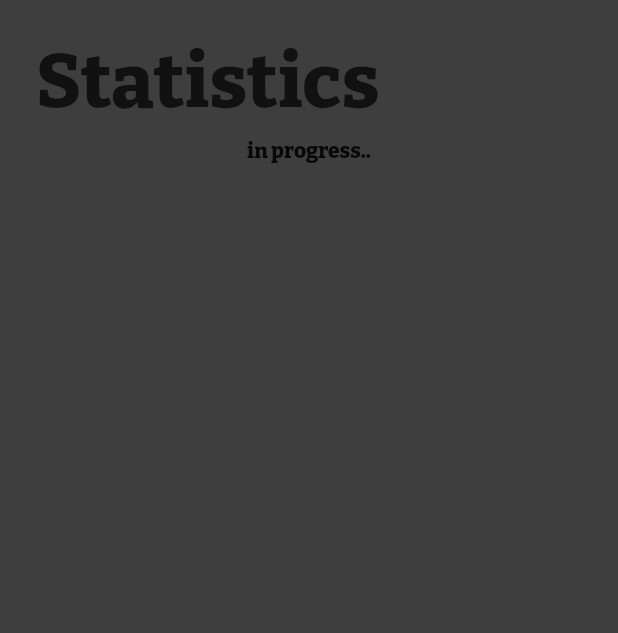
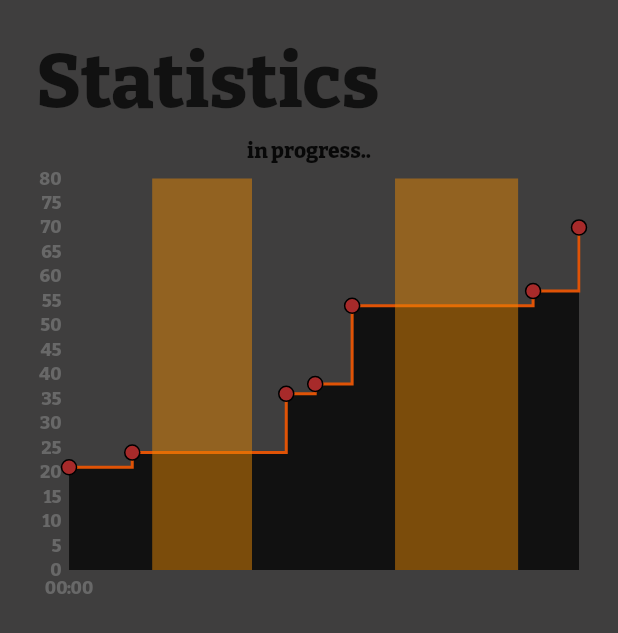
Before and after one commit to JuxerUA/poker_assistant, a Flutter app: the StatisticsPage screen opened directly, on a phone screen of 412 x 824 dp. Shown: the top 633 px of the screen. Run offline on Flutter 3.47's test engine with Material 2 defaults, Android fonts, the phone set to English and light mode, and no system bars; our stand-ins replace charts_flutter, dotted_border, shared_preferences, syncfusion_flutter_charts; accounts and stored records are empty.

Commit message:
added chart to statistics page

```diff
--- a/lib/pages/game/game_overlay/game_overlay.dart
+++ b/lib/pages/game/game_overlay/game_overlay.dart
@@ -38,6 +38,7 @@ class GameOverlay extends StatelessWidget {
                     onTap: Game.instance.startNextRound,
                   ),
                 ),
+                if (game.gameInProgress.value)
                   Flexible(
                     flex: 3,
                     child: Row(
@@ -62,13 +63,15 @@ class GameOverlay extends StatelessWidget {
                       ],
                     ),
                   ),
+                if (game.gameInProgress.value)
                   ValueListenableBuilder<bool>(
                     valueListenable: Game.instance.pause,
                     builder: (context, pause, child) {
                       return Flexible(
                         flex: 3,
                         child: OverlayButton(
-                        image: pause ? Icons.play_arrow_outlined : Icons.pause,
+                          image:
+                              pause ? Icons.play_arrow_outlined : Icons.pause,
                           text: pause ? 'Continue' : 'Pause',
                           onTap: Game.instance.changePause,
                         ),
--- a/lib/pages/game/view_modes/view_mode_2.dart
+++ b/lib/pages/game/view_modes/view_mode_2.dart
@@ -6,9 +6,7 @@ class ViewMode2 extends StatelessWidget {
 
   @override
   Widget build(BuildContext context) {
-    // TODO should be red if time left
-    const textColor = PokerColors.orange;
-    final game = Game.instance;
+    final textColor = game.getCurrentBlindsColor;
 
     return Column(
       mainAxisAlignment: MainAxisAlignment.spaceEvenly,
--- a/lib/pages/general_page.dart
+++ b/lib/pages/general_page.dart
@@ -62,7 +62,6 @@ class _GeneralPageState extends State<GeneralPage>
                   itemExtent: 50,
                   squeeze: 2,
                   useMagnifier: true,
-                  looping: true,
                   onSelectedItemChanged: _onItemChanged,
                   children: List.generate(
                     kMaxPlayersCount - kMinPlayersCount,
--- a/lib/pages/navigation_page.dart
+++ b/lib/pages/navigation_page.dart
@@ -56,6 +56,7 @@ class _NavigationPageState extends State<NavigationPage>
           PageView(
             controller: _gameController,
             scrollDirection: Axis.vertical,
+            physics: const NeverScrollableScrollPhysics(),
             children: [
               Column(
                 children: [
@@ -77,7 +78,10 @@ class _NavigationPageState extends State<NavigationPage>
                           iconSize: 42,
                           padding: const EdgeInsets.all(10),
                           onPressed: _openSettingsPage,
-                          icon: const Icon(Icons.settings),
+                          icon: const Icon(
+                            Icons.settings,
+                            color: PokerColors.lightBlack,
+                          ),
                         ),
                       ],
                     ),
--- a/lib/pages/statistics_page.dart
+++ b/lib/pages/statistics_page.dart
@@ -1,6 +1,7 @@
 import 'package:flutter/material.dart';
 import 'package:poker_assistant/res/res.dart';
 import 'package:poker_assistant/widgets/poker_page_scaffold.dart';
+import 'package:syncfusion_flutter_charts/charts.dart';
 
 class StatisticsPage extends StatefulWidget {
   const StatisticsPage({Key? key}) : super(key: key);
@@ -10,20 +11,105 @@ class StatisticsPage extends StatefulWidget {
 }
 
 class _StatisticsPageState extends State<StatisticsPage>
-    with AutomaticKeepAliveClientMixin<StatisticsPage> {
+    with AutomaticKeepAliveClientMixin<StatisticsPage> {  final maxYValue = 80;
+final minYValue = 0;
   @override
   bool get wantKeepAlive => true;
+
+
 
   @override
   Widget build(BuildContext context) {
     super.build(context);
 
+
+
     return PokerPageScaffold(
       title: 'Statistics',
       background: PokerColors.grey,
       body: Column(
-        children: const [Text('in progress..')],
+        children: [
+          const Text('in progress..'),
+          Center(
+            child: SfCartesianChart(
+              plotAreaBackgroundColor: PokerColors.grey,
+              series: getDefaultData(),
+              plotAreaBorderWidth: 0,
+              primaryXAxis: DateTimeAxis(
+                majorGridLines: const MajorGridLines(width: 0),
+                axisLine: const AxisLine(width: 0),
+                majorTickLines: const MajorTickLines(size: 0),
+                edgeLabelPlacement: EdgeLabelPlacement.shift,
+              ),
+              primaryYAxis: NumericAxis(
+                interval: 5,
+                maximum: maxYValue.toDouble(),
+                minimum: minYValue.toDouble(),
+                majorGridLines: const MajorGridLines(width: 0),
+                axisLine: const AxisLine(width: 0),
+                majorTickLines: const MajorTickLines(size: 0),
+              ),
+              tooltipBehavior: TooltipBehavior(enable: true),
+            ),
+          ),
+        ],
       ),
     );
   }
+
+  List<StepAreaSeries<BlindData, DateTime>> getDefaultData() {
+    final blindsData = <BlindData>[
+      BlindData(DateTime.fromMillisecondsSinceEpoch(150), 21),
+      BlindData(DateTime.fromMillisecondsSinceEpoch(340), 24),
+      BlindData(DateTime.fromMillisecondsSinceEpoch(803), 36),
+      BlindData(DateTime.fromMillisecondsSinceEpoch(890), 38),
+      BlindData(DateTime.fromMillisecondsSinceEpoch(1001), 54),
+      BlindData(DateTime.fromMillisecondsSinceEpoch(1545), 57),
+      BlindData(DateTime.fromMillisecondsSinceEpoch(1683), 70),
+    ];
+
+    final pauseData = <BlindData>[
+      BlindData(DateTime.fromMillisecondsSinceEpoch(400), maxYValue),
+      BlindData(DateTime.fromMillisecondsSinceEpoch(700), minYValue),
+      BlindData(DateTime.fromMillisecondsSinceEpoch(1130), maxYValue),
+      BlindData(DateTime.fromMillisecondsSinceEpoch(1500), minYValue),
+    ];
+
+    /// https://github.com/syncfusion/flutter-examples/blob/master/lib/samples/chart/cartesian_charts/chart_types/step_area.dart
+
+    return <StepAreaSeries<BlindData, DateTime>>[
+      StepAreaSeries<BlindData, DateTime>(
+        dataSource: blindsData,
+        color: PokerColors.lightBlack,
+        borderColor: PokerColors.orange,
+        markerSettings: const MarkerSettings(
+          isVisible: true,
+          shape: DataMarkerType.circle,
+          width: 10,
+          height: 10,
+          color: PokerColors.red,
+          borderColor: PokerColors.black,
+          borderWidth: 1,
+        ),
+        name: 'Blinds chart',
+        borderWidth: 2,
+        xValueMapper: (BlindData sales, _) => sales.time,
+        yValueMapper: (BlindData sales, _) => sales.blindValue,
+      ),
+      StepAreaSeries<BlindData, DateTime>(
+        dataSource: pauseData,
+        color: PokerColors.yellow.withOpacity(0.5),
+        name: 'Pause',
+        xValueMapper: (BlindData sales, _) => sales.time,
+        yValueMapper: (BlindData sales, _) => sales.blindValue,
+      ),
+    ];
+  }
 }
+
+class BlindData {
+  BlindData(this.time, this.blindValue);
+
+  final DateTime time;
+  final int blindValue;
+}
--- a/lib/widgets/poker_page_scaffold.dart
+++ b/lib/widgets/poker_page_scaffold.dart
@@ -25,7 +25,10 @@ class PokerPageScaffold extends StatelessWidget {
           children: [
             Padding(
               padding: const EdgeInsets.all(8),
-              child: Text(title, style: PokerStyles.headerBlack),
+              child: Text(
+                title,
+                style: PokerStyles(FontSize.s50, PokerColors.lightBlack),
+              ),
             ),
             Expanded(child: body),
           ],
--- a/pubspec.yaml
+++ b/pubspec.yaml
@@ -15,7 +15,7 @@ dependencies:
   flutter:
     sdk: flutter
 
-  syncfusion_flutter_charts: ^20.1.59
+  syncfusion_flutter_charts: 20.2.43
   charts_flutter: 0.12.0
   cupertino_icons: ^1.0.5
   dotted_border: ^2.0.0+2
```
Also changed, not shown: lib/pages/game/game_placeholder.dart (+11 -4 lines), lib/pages/game/view_modes/view_mode_1.dart (+4 -3 lines), lib/pages/game/view_modes/view_mode_3.dart (+3 -4 lines), lib/res/settings.dart (+15 -5 lines), pubspec.lock. Lines whose indentation alone changed are shown as unchanged.
